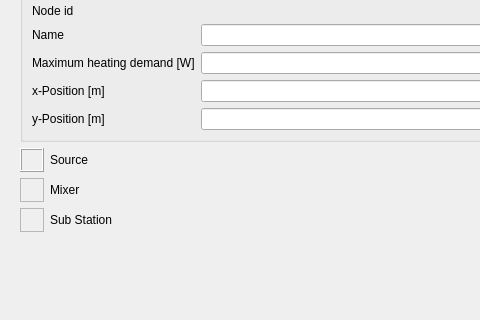
ghorwin/SIM-VICUS, file SIM-VICUS/src/SVPropNetworkPropertiesWidget.ui: the form before one commit; both pictures show x 0 to 480 and y 101 to 421 of the 616 by 820 pixel window.
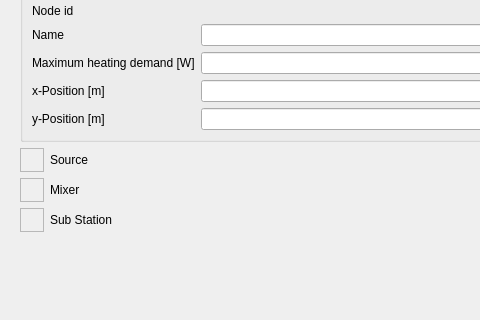
The form after the commit. Custom widgets are drawn as their Qt base class.

Diff of the .ui file:
```diff
--- a/SIM-VICUS/src/SVPropNetworkPropertiesWidget.ui
+++ b/SIM-VICUS/src/SVPropNetworkPropertiesWidget.ui
@@ -220,7 +220,7 @@
             <bool>true</bool>
            </property>
            <property name="frameShape">
-            <enum>QFrame::Box</enum>
+            <enum>QFrame::StyledPanel</enum>
            </property>
            <property name="frameShadow">
             <enum>QFrame::Raised</enum>
```
